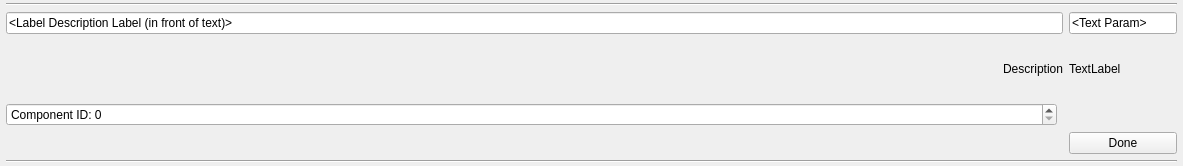
Before: the Qt Designer form src/ui/designer/QGCTextLabel.ui in mavlink/qgroundcontrol, drawn with Qt 5.
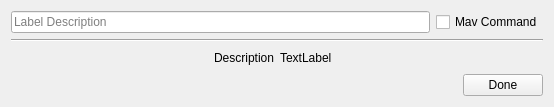
After: the same form once the commit is applied.

Commit message: Improve the UI for editing a text label

```diff
--- a/src/ui/designer/QGCTextLabel.ui
+++ b/src/ui/designer/QGCTextLabel.ui
@@ -6,34 +6,36 @@
    <rect>
     <x>0</x>
     <y>0</y>
-    <width>1183</width>
-    <height>166</height>
+    <width>554</width>
+    <height>107</height>
    </rect>
   </property>
   <property name="windowTitle">
    <string>Form</string>
   </property>
-  <layout class="QGridLayout" name="gridLayout" columnstretch="100,0,0">
-   <property name="leftMargin">
-    <number>6</number>
-   </property>
-   <property name="topMargin">
-    <number>3</number>
-   </property>
-   <property name="rightMargin">
-    <number>6</number>
-   </property>
-   <property name="bottomMargin">
-    <number>3</number>
-   </property>
-   <item row="2" column="0" colspan="2">
+  <layout class="QVBoxLayout" name="verticalLayout">
+   <item>
+    <layout class="QHBoxLayout" name="horizontalLayout">
+     <item>
     <widget class="QLineEdit" name="editNameLabel">
      <property name="text">
-      <string>&lt;Label Description Label (in front of text)&gt;</string>
-     </property>
-    </widget>
-   </item>
-   <item row="1" column="0" colspan="3">
+        <string/>
+       </property>
+       <property name="placeholderText">
+        <string>Label Description</string>
+       </property>
+      </widget>
+     </item>
+     <item>
+      <widget class="QCheckBox" name="isMavCommand">
+       <property name="text">
+        <string>Mav Command</string>
+       </property>
+      </widget>
+     </item>
+    </layout>
+   </item>
+   <item>
     <widget class="Line" name="editLine1">
      <property name="minimumSize">
       <size>
@@ -46,7 +48,9 @@
      </property>
     </widget>
    </item>
-   <item row="3" column="0" colspan="2">
+   <item>
+    <layout class="QHBoxLayout" name="horizontalLayout_2">
+     <item>
     <widget class="QLabel" name="nameLabel">
      <property name="minimumSize">
       <size>
@@ -62,47 +66,7 @@
      </property>
     </widget>
    </item>
-   <item row="2" column="2">
-    <widget class="QLineEdit" name="editTextParam">
-     <property name="text">
-      <string>&lt;Text Param&gt;</string>
-     </property>
-    </widget>
-   </item>
-   <item row="6" column="2">
-    <widget class="QPushButton" name="editFinishButton">
-     <property name="text">
-      <string>Done</string>
-     </property>
-    </widget>
-   </item>
-   <item row="5" column="0">
-    <widget class="QSpinBox" name="editComponentSpinBox">
-     <property name="prefix">
-      <string>Component ID: </string>
-     </property>
-     <property name="minimum">
-      <number>0</number>
-     </property>
-     <property name="maximum">
-      <number>255</number>
-     </property>
-    </widget>
-   </item>
-   <item row="7" column="0" colspan="3">
-    <widget class="Line" name="editLine2">
-     <property name="minimumSize">
-      <size>
-       <width>0</width>
-       <height>0</height>
-      </size>
-     </property>
-     <property name="orientation">
-      <enum>Qt::Horizontal</enum>
-     </property>
-    </widget>
-   </item>
-   <item row="3" column="2">
+     <item>
     <widget class="QLabel" name="textLabel">
      <property name="text">
       <string>TextLabel</string>
@@ -110,6 +74,32 @@
     </widget>
    </item>
   </layout>
+   </item>
+   <item>
+    <layout class="QHBoxLayout" name="horizontalLayout_3">
+     <item>
+      <spacer name="horizontalSpacer">
+       <property name="orientation">
+        <enum>Qt::Horizontal</enum>
+       </property>
+       <property name="sizeHint" stdset="0">
+        <size>
+         <width>40</width>
+         <height>20</height>
+        </size>
+       </property>
+      </spacer>
+     </item>
+     <item>
+      <widget class="QPushButton" name="editFinishButton">
+       <property name="text">
+        <string>Done</string>
+       </property>
+      </widget>
+     </item>
+    </layout>
+   </item>
+  </layout>
  </widget>
  <resources/>
  <connections>
```
Left out of the diff: 4 changed lines with no effect on the pictures. Lines whose indentation alone changed are shown as unchanged. The commit also changes 2 other files.
